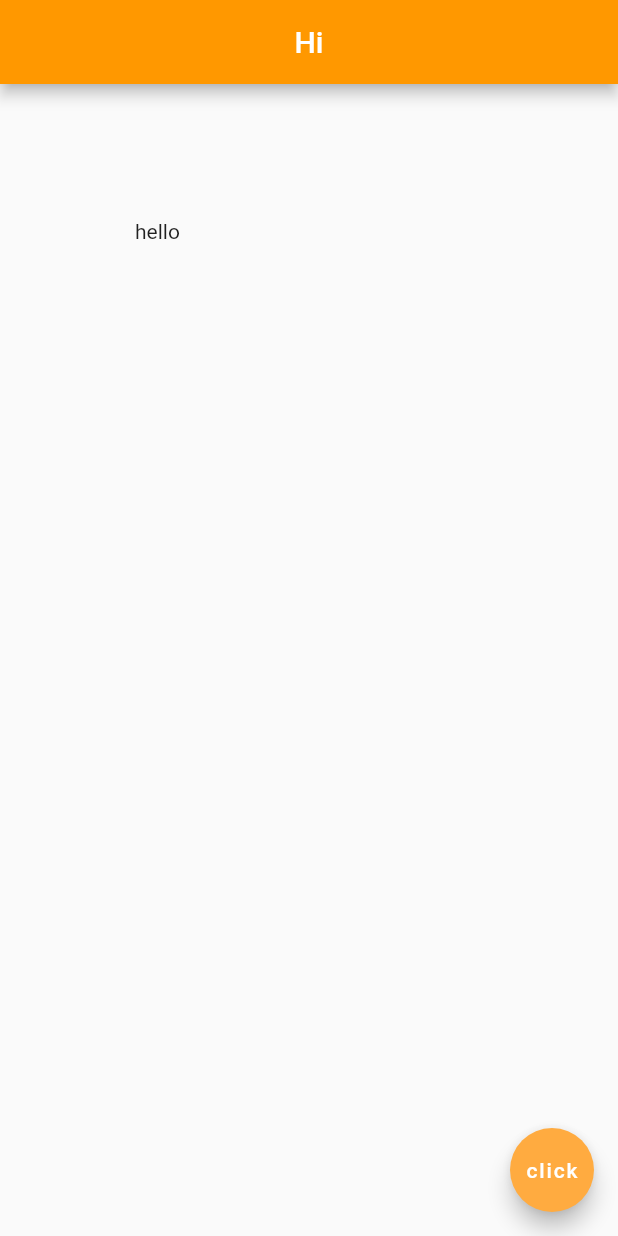
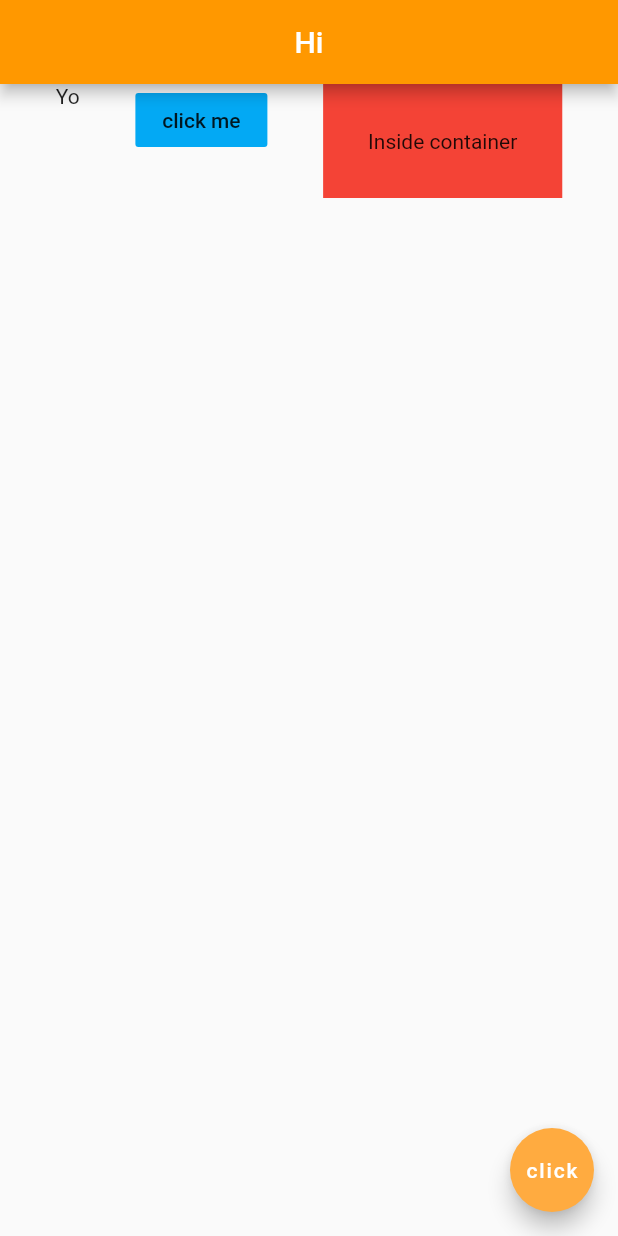
Before and after one commit to bql20000/flutter-course, a Flutter app: the screen it shows after launch, on a phone screen of 412 x 824 dp. Run offline on Flutter 3.47's test engine with Material 2 defaults, Android fonts, the phone set to English and light mode, and no system bars.

Commit message:
Row & Allignment

```diff
--- a/lib/main.dart
+++ b/lib/main.dart
@@ -19,10 +19,18 @@ class Home extends StatelessWidget {
       //   color: Colors.grey[400],
       //   child: Text('Hello')
       // ),
-      body: Padding(
-        padding: EdgeInsets.all(90),
-        // margin: EdgeInsets.all(30)   # error
-        child: Text('hello'),
+      body: Row(
+        mainAxisAlignment: MainAxisAlignment.spaceEvenly,
+        crossAxisAlignment: CrossAxisAlignment.start,
+        children: [
+          Text('Yo'),
+          FlatButton(onPressed: () {}, child: Text('click me'), color: Colors.lightBlue,),
+          Container(
+            color: Colors.red,
+            padding: EdgeInsets.all(30),
+            child: Text('Inside container'),
+          )
+        ],
       ),
       floatingActionButton: FloatingActionButton(
         onPressed: () {},
```
